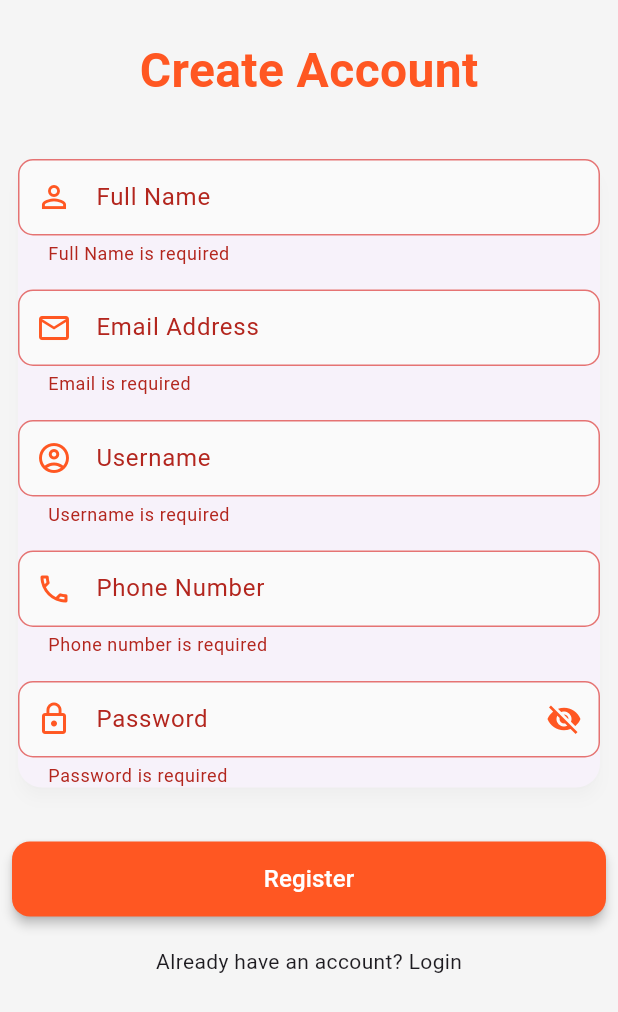
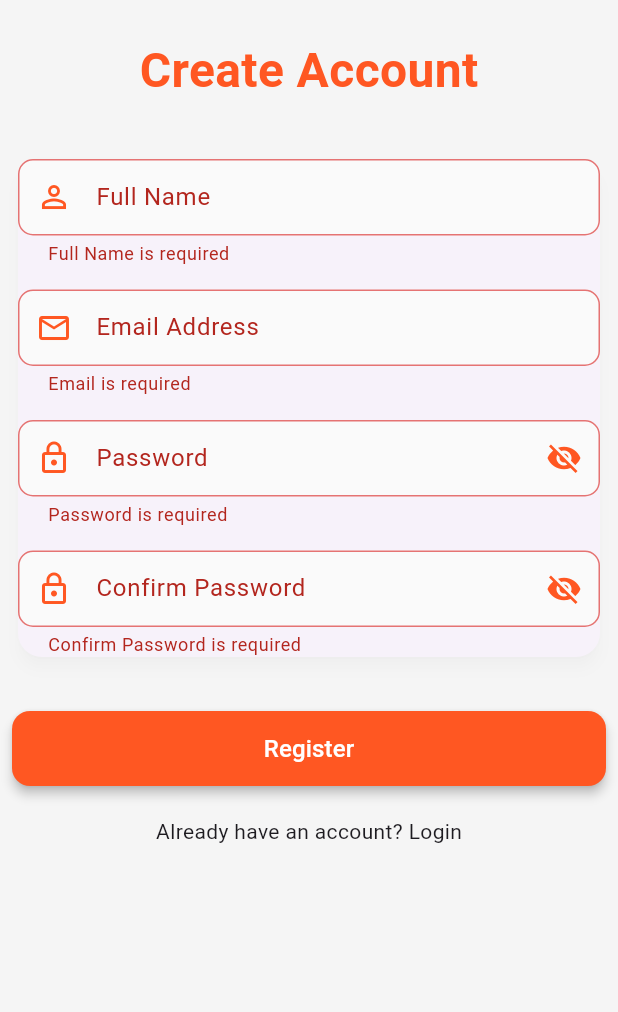
Before and after one commit to Roshan09876/Project_E-com, a Flutter app: the screen it shows after launch, after a tap on "Register", on a phone screen of 412 x 824 dp. Shown: the top 1012 px of the screen. Run offline on Flutter 3.47's test engine with Material 3 defaults, Android fonts, the phone set to English and light mode, and no system bars; our stand-ins replace dartz, dio, flutter_easyloading, flutter_riverpod, flutter_secure_storage, google_nav_bar and 1 more; network calls fail.

Commit message:
update in login and register

```diff
--- a/e_com/lib/config/constant/api_endpoints.dart
+++ b/e_com/lib/config/constant/api_endpoints.dart
@@ -10,10 +10,10 @@ class ApiEndpoints {
   static const String baseUrl = "http://localhost:4000/";
 
   //Auth Section
-  static const String register = "api/signup";
-  static const String login = "api/signin";
+  static const String register = "api/user/register";
+  static const String login = "api/user/login";
 
   //Product Section
-  static const String allProducts = "api/products";
+  static const String allProducts = "api/product/list";
 
 }
--- a/e_com/lib/features/auth/data/datasource/auth_remote_datasource.dart
+++ b/e_com/lib/features/auth/data/datasource/auth_remote_datasource.dart
@@ -20,27 +20,16 @@ class AuthRemoteDatasource {
   AuthRemoteDatasource({required this.dio, required this.flutterSecureStorage});
 
   Future<Either<Failure, bool>> register({
-    required String fullName,
+    required String name,
     required String email,
-    required String userName,
-    required String phoneNumber,
     required String password,
   }) async {
     try {
       final url = ApiEndpoints.register;
 
-      final formData = FormData.fromMap({
-        'fullName': fullName,
-        'email': email,
-        'userName': userName,
-        'phoneNumber': phoneNumber,
-        'password': password,
-      });
-
       final response = await dio.post(
         url,
-        data: formData,
-        options: Options(contentType: 'multipart/form-data'),
+        data: {'name': name, 'email': email, 'password': password},
       );
 
       if (response.statusCode == 200 || response.statusCode == 201) {
@@ -59,22 +48,16 @@ class AuthRemoteDatasource {
       );
     }
   }
+
   Future<Either<Failure, bool>> login({
     required String userName,
     required String password,
   }) async {
     try {
       final url = ApiEndpoints.login;
-
-      final formData = FormData.fromMap({
-        'userName': userName,
-        'password': password,
-      });
-
       final response = await dio.post(
         url,
-        data: formData,
-        options: Options(contentType: 'multipart/form-data'),
+        data: {'email': userName, 'password': password},
       );
 
       if (response.statusCode == 200 || response.statusCode == 201) {
--- a/e_com/lib/features/auth/data/repository/auth_remote_repository.dart
+++ b/e_com/lib/features/auth/data/repository/auth_remote_repository.dart
@@ -12,13 +12,11 @@ class AuthRemoteRepository implements IauthRepository {
   AuthRemoteRepository(this.authRemoteDatasource);
   @override
   Future<Either<Failure, bool>> register({
-     required String fullName,
+     required String name,
     required String email,
-    required String userName,
-    required String phoneNumber,
     required String password,
   }) async {
-    return authRemoteDatasource.register(fullName: fullName, email: email, userName: userName, phoneNumber: phoneNumber, password: password);
+    return authRemoteDatasource.register(name: name, email: email,  password: password);
   }
 
   @override
--- a/e_com/lib/features/auth/domain/repository/i_auth_repository.dart
+++ b/e_com/lib/features/auth/domain/repository/i_auth_repository.dart
@@ -10,10 +10,8 @@ final iauthRepositoryProvider =
 
 abstract class IauthRepository {
   Future<Either<Failure, bool>> register({
-     required String fullName,
+     required String name,
     required String email,
-    required String userName,
-    required String phoneNumber,
     required String password,
   });
   Future<Either<Failure, bool>> login(String userName, String password);
--- a/e_com/lib/features/auth/domain/usecase/register_usecase.dart
+++ b/e_com/lib/features/auth/domain/usecase/register_usecase.dart
@@ -11,12 +11,10 @@ class RegisterUsecase {
   RegisterUsecase(this.iauthRepository);
 
   Future<Either<Failure, bool>> register({
-     required String fullName,
+     required String name,
     required String email,
-    required String userName,
-    required String phoneNumber,
     required String password,
   }) {
-    return iauthRepository.register(fullName: fullName, email: email, userName: userName, phoneNumber: phoneNumber, password: password);
+    return iauthRepository.register(name: name, email: email,  password: password);
   }
 }
--- a/e_com/lib/features/auth/presentation/view/register_view.dart
+++ b/e_com/lib/features/auth/presentation/view/register_view.dart
@@ -15,26 +15,32 @@ class _RegisterViewState extends ConsumerState<RegisterView> {
 
   final fullNameController = TextEditingController();
   final emailController = TextEditingController();
-  final userNameController = TextEditingController();
-  final phoneController = TextEditingController();
   final passwordController = TextEditingController();
+  final confirmPasswordController = TextEditingController();
 
   bool _obscurePassword = true;
+  bool _obscureConfirmPassword = true;
 
   void _submit() {
     if (_formKey.currentState!.validate()) {
       final fullName = fullNameController.text.trim();
       final email = emailController.text.trim();
-      final userName = userNameController.text.trim();
-      final phoneNumber = phoneController.text.trim();
       final password = passwordController.text.trim();
-      ref
-          .read(authViewModelProvider.notifier)
-          .register(
-            fullName: fullName,
+      final confirmPassword = confirmPasswordController.text.trim();
+
+      if (password != confirmPassword) {
+        ScaffoldMessenger.of(context).showSnackBar(
+          const SnackBar(
+            content: Text('Passwords do not match'),
+            backgroundColor: Colors.red,
+          ),
+        );
+        return;
+      }
+
+      ref.read(authViewModelProvider.notifier).register(
+            name: fullName,
             email: email,
-            userName: userName,
-            phoneNumber: phoneNumber,
             password: password,
             context: context,
           );
@@ -45,9 +51,8 @@ class _RegisterViewState extends ConsumerState<RegisterView> {
   void dispose() {
     fullNameController.dispose();
     emailController.dispose();
-    userNameController.dispose();
-    phoneController.dispose();
     passwordController.dispose();
+    confirmPasswordController.dispose();
     super.dispose();
   }
 
@@ -59,8 +64,7 @@ class _RegisterViewState extends ConsumerState<RegisterView> {
       backgroundColor: Colors.grey[100],
       body: SafeArea(
         child: GestureDetector(
-          onTap: () =>
-              FocusScope.of(context).unfocus(),
+          onTap: () => FocusScope.of(context).unfocus(),
           child: SingleChildScrollView(
             padding: const EdgeInsets.symmetric(horizontal: 8, vertical: 24),
             child: Form(
@@ -76,7 +80,6 @@ class _RegisterViewState extends ConsumerState<RegisterView> {
                     ),
                   ),
                   const SizedBox(height: 32),
-
                   Card(
                     shape: RoundedRectangleBorder(
                       borderRadius: BorderRadius.circular(16),
@@ -103,24 +106,6 @@ class _RegisterViewState extends ConsumerState<RegisterView> {
                         ),
                         const SizedBox(height: 16),
                         _buildTextField(
-                          controller: userNameController,
-                          label: 'Username',
-                          icon: Icons.account_circle_outlined,
-                          validator: (value) =>
-                              value!.isEmpty ? 'Username is required' : null,
-                        ),
-                        const SizedBox(height: 16),
-                        _buildTextField(
-                          controller: phoneController,
-                          label: 'Phone Number',
-                          icon: Icons.phone_outlined,
-                          keyboardType: TextInputType.phone,
-                          validator: (value) => value!.isEmpty
-                              ? 'Phone number is required'
-                              : null,
-                        ),
-                        const SizedBox(height: 16),
-                        _buildTextField(
                           controller: passwordController,
                           label: 'Password',
                           icon: Icons.lock_outline,
@@ -137,6 +122,30 @@ class _RegisterViewState extends ConsumerState<RegisterView> {
                             onPressed: () {
                               setState(() {
                                 _obscurePassword = !_obscurePassword;
+                              });
+                            },
+                          ),
+                        ),
+                        const SizedBox(height: 16),
+                        _buildTextField(
+                          controller: confirmPasswordController,
+                          label: 'Confirm Password',
+                          icon: Icons.lock_outline,
+                          obscureText: _obscureConfirmPassword,
+                          validator: (value) => value!.isEmpty
+                              ? 'Confirm Password is required'
+                              : null,
+                          suffixIcon: IconButton(
+                            icon: Icon(
+                              _obscureConfirmPassword
+                                  ? Icons.visibility_off
+                                  : Icons.visibility,
+                              color: Colors.deepOrange,
+                            ),
+                            onPressed: () {
+                              setState(() {
+                                _obscureConfirmPassword =
+                                    !_obscureConfirmPassword;
                               });
                             },
                           ),
--- a/e_com/lib/features/auth/presentation/view_model/auth_view_model.dart
+++ b/e_com/lib/features/auth/presentation/view_model/auth_view_model.dart
@@ -21,15 +21,13 @@ class AuthViewModel extends StateNotifier<AuthState> {
   AuthViewModel(this.registerUsecase, this.loginUsecase) : super(AuthState.initial());
 
   Future<void> register({
-     required String fullName,
+     required String name,
     required String email,
-    required String userName,
-    required String phoneNumber,
     required String password,
     required BuildContext context
   }) async {
     state = state.copyWith(isLoading: false);
-    final result = await registerUsecase.register(fullName: fullName, email: email, userName: userName, phoneNumber: phoneNumber, password: password);
+    final result = await registerUsecase.register(name: name, email: email, password: password);
 
     result.fold(
       (failure) {
```
